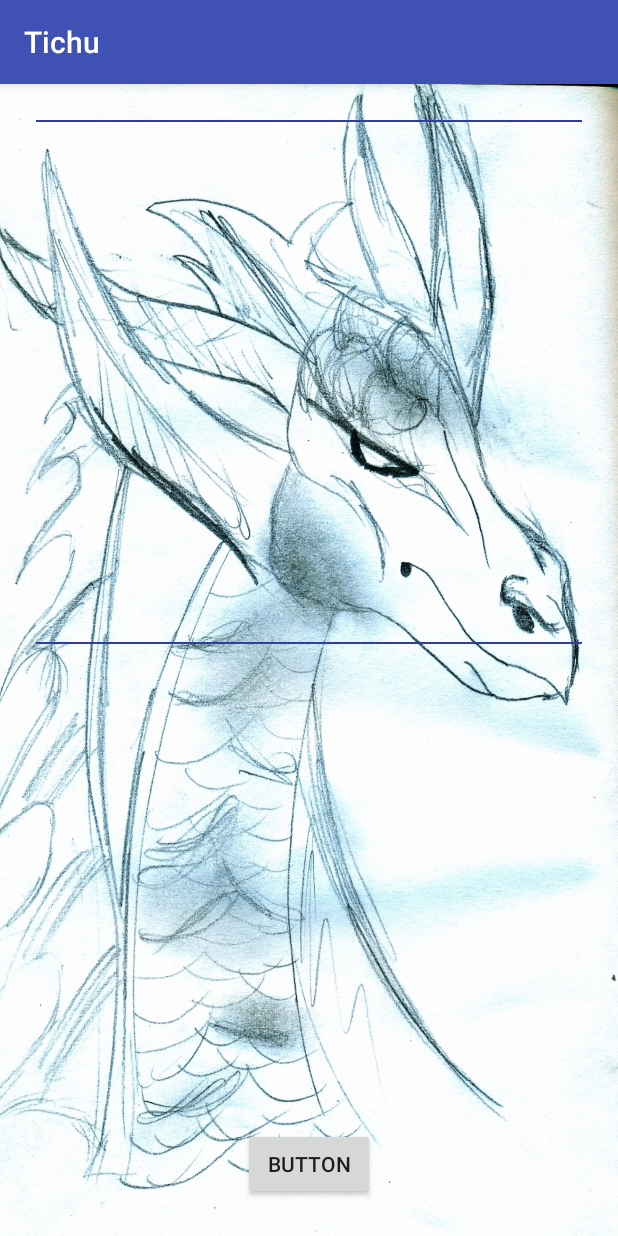
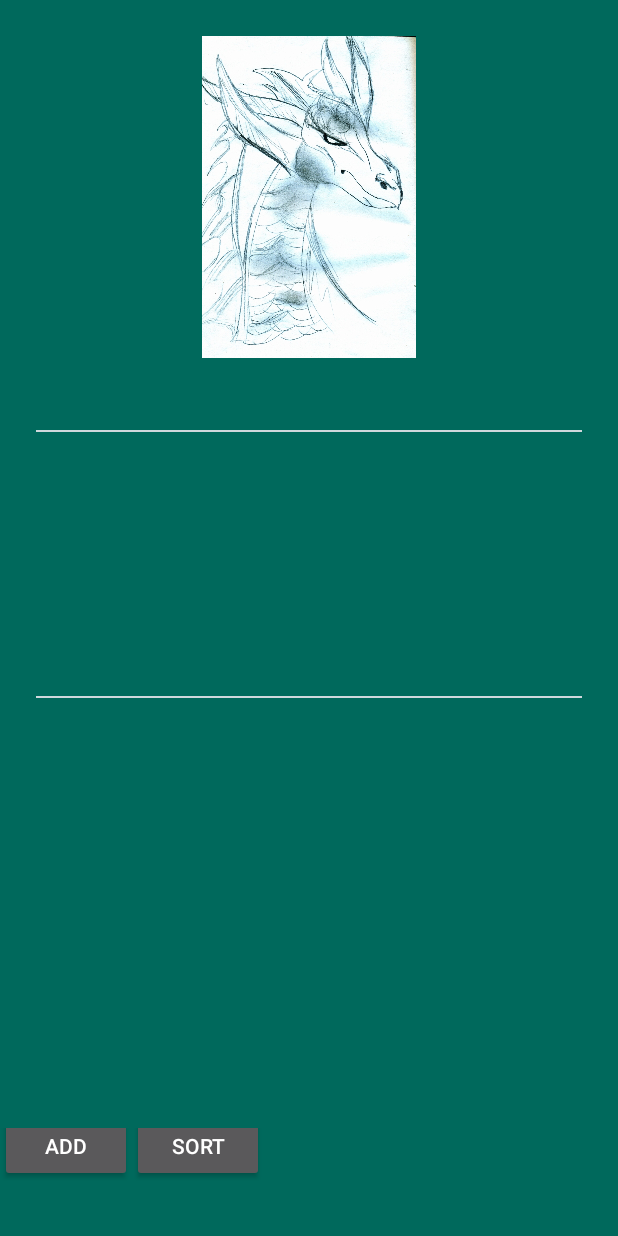
Before and after one commit to Matzi24GR/Tichu, an Android app: the screen it shows after launch (MainActivity), on a phone screen of 412 x 824 dp. Run offline under Robolectric (Android 15) with nearby library versions, the phone set to English and light mode, and no system bars.

Commit message:
systima epilogis karton

```diff
--- a/app/src/main/java/com/example/geomatmatzi/tichu/MainActivity.java
+++ b/app/src/main/java/com/example/geomatmatzi/tichu/MainActivity.java
@@ -23,11 +23,18 @@ public class MainActivity extends AppCompatActivity {
         super.onCreate(savedInstanceState);
         setContentView(R.layout.activity_main);
         final Button addCardsButton =  findViewById(R.id.add_cards_button);
-        final ArrayList<Card> deck = new ArrayList<Card>();
-        final GridView gridView = findViewById(R.id.player_grid_view);
-        final DeckAdapter adapter = new DeckAdapter(this, deck);
+        final Button sortButton = findViewById(R.id.sort_button);
+        final ArrayList<Card> Player1Deck = new ArrayList<Card>();
+        final ArrayList<Card> SelectedCards = new ArrayList<>();
+
+        final GridView PlayergridView = findViewById(R.id.player_grid_view);
+        final GridView SelectedGridView = findViewById(R.id.select_deck);
+        final DeckAdapter PlayerAdapter = new DeckAdapter(this, Player1Deck);
+        PlayergridView.setAdapter(PlayerAdapter);
+        final DeckAdapter SelectedAdapter = new DeckAdapter(this, SelectedCards);
+        SelectedGridView.setAdapter(SelectedAdapter);
+
         final MediaPlayer mediaPlayer = MediaPlayer.create(this,R.raw.comedy);
-        gridView.setAdapter(adapter);
 
         final ArrayList<Card> AllCards = new ArrayList<Card>();
 
@@ -98,26 +105,52 @@ public class MainActivity extends AppCompatActivity {
             @Override
             public void onClick(View view) {
 
-                addCards(deck,AllCards,2);
-                adapter.notifyDataSetChanged();
+                addCards(Player1Deck,AllCards,2);
+                PlayerAdapter.notifyDataSetChanged();
 
-                String cardName = deck.get(deck.size()-1).getCardName();
+                String cardName = Player1Deck.get(Player1Deck.size()-1).getCardName();
                 Log.v("Cards" , cardName);
-                adapter.notifyDataSetChanged();
+                PlayerAdapter.notifyDataSetChanged();
             }
         });
 
-        gridView.setOnItemClickListener(new AdapterView.OnItemClickListener() {
+        sortButton.setOnClickListener(new View.OnClickListener() {
+            @Override
+            public void onClick(View view) {
+                Collections.sort(Player1Deck);
+                PlayerAdapter.notifyDataSetChanged();
+            }
+        });
+
+        PlayergridView.setOnItemClickListener(new AdapterView.OnItemClickListener() {
             @Override
             public void onItemClick(AdapterView<?> adapterView, View view, int i, long l) {
-                Card card = deck.get(i);
+                Card card = Player1Deck.get(i);
                 Toast toast = Toast.makeText(getApplicationContext(), card.getCardName(), Toast.LENGTH_SHORT);
                 toast.show();
                 mediaPlayer.start();
+                SelectedCards.add(Player1Deck.get(i));
+                Player1Deck.remove(i);
+                PlayerAdapter.notifyDataSetChanged();
+                SelectedAdapter.notifyDataSetChanged();
 
             }
         });
 
+        SelectedGridView.setOnItemClickListener(new AdapterView.OnItemClickListener() {
+            @Override
+            public void onItemClick(AdapterView<?> adapterView, View view, int i, long l) {
+                Card card = SelectedCards.get(i);
+                Toast toast = Toast.makeText(getApplicationContext(), card.getCardName(), Toast.LENGTH_SHORT);
+                toast.show();
+                mediaPlayer.start();
+                Player1Deck.add(SelectedCards.get(i));
+                SelectedCards.remove(i);
+                PlayerAdapter.notifyDataSetChanged();
+                SelectedAdapter.notifyDataSetChanged();
+
+            }
+        });
 
 
     }
--- a/app/src/main/res/layout/activity_main.xml
+++ b/app/src/main/res/layout/activity_main.xml
@@ -7,34 +7,44 @@
     tools:context="com.example.geomatmatzi.tichu.MainActivity"
     android:layout_gravity="center"
     android:orientation="vertical"
-    android:background="@drawable/dragon">
+    android:background="@color/background">
+
+    <ImageView
+        android:layout_width="match_parent"
+        android:layout_height="0dp"
+        android:src="@drawable/dragon"
+        android:layout_weight="2"
+        android:padding="24dp"/>
 
     <View
         android:layout_width="match_parent"
         android:layout_height="1dp"
-        android:background="@color/colorPrimaryDark"
+        android:background="@color/grey"
         android:layout_margin="24dp"/>
 
     <GridView
-        android:layout_width="wrap_content"
-        android:layout_height="wrap_content"
+        android:layout_width="match_parent"
+        android:layout_height="128dp"
         android:id="@+id/select_deck"
-        android:layout_weight="1"/>
+        android:numColumns="5"/>
 
     <View
         android:layout_width="match_parent"
         android:layout_height="1dp"
-        android:background="@color/colorPrimaryDark"
+        android:background="@color/grey"
         android:layout_margin="24dp"/>
 
     <GridView
         android:id="@+id/player_grid_view"
         android:layout_width="wrap_content"
         android:layout_height="0dp"
-        android:layout_weight="1"
+        android:layout_weight="2"
         android:numColumns="5">
     </GridView>
 
+    <LinearLayout
+        android:layout_width="match_parent"
+        android:layout_height="wrap_content">
 
         <Button
             android:id="@+id/add_cards_button"
@@ -42,6 +52,15 @@
             android:layout_height="wrap_content"
             android:layout_gravity="center"
             android:layout_marginBottom="24dp"
-        android:text="Button" />
+            android:text="Add" />
+
+        <Button
+            android:id="@+id/sort_button"
+            android:layout_width="wrap_content"
+            android:layout_height="wrap_content"
+            android:layout_gravity="center"
+            android:layout_marginBottom="24dp"
+            android:text="Sort" />
 
     </LinearLayout>
+</LinearLayout>
--- a/app/src/main/res/values/colors.xml
+++ b/app/src/main/res/values/colors.xml
@@ -3,4 +3,6 @@
     <color name="colorPrimary">#3F51B5</color>
     <color name="colorPrimaryDark">#303F9F</color>
     <color name="colorAccent">#FF4081</color>
+    <color name="background">#00695C</color>
+    <color name="grey">#CFD8DC</color>
 </resources>
--- a/app/src/main/res/values/styles.xml
+++ b/app/src/main/res/values/styles.xml
@@ -1,10 +1,10 @@
 <resources>
 
     <!-- Base application theme. -->
-    <style name="AppTheme" parent="Theme.AppCompat.Light.DarkActionBar">
+    <style name="AppTheme" parent="Theme.Design.NoActionBar">
         <!-- Customize your theme here. -->
         <item name="colorPrimary">@color/colorPrimary</item>
-        <item name="colorPrimaryDark">@color/colorPrimaryDark</item>
+        <item name="colorPrimaryDark">@color/background</item>
         <item name="colorAccent">@color/colorAccent</item>
     </style>
 
```
Also changed, not shown: app/src/main/java/com/example/geomatmatzi/tichu/TrueGame/Card.java (+15 -1 lines), app/src/main/res/layout/deck_item.xml (+6 -2 lines), app/src/main/res/drawable/dragon1.jpeg (added). Lines whose indentation alone changed are shown as unchanged.
